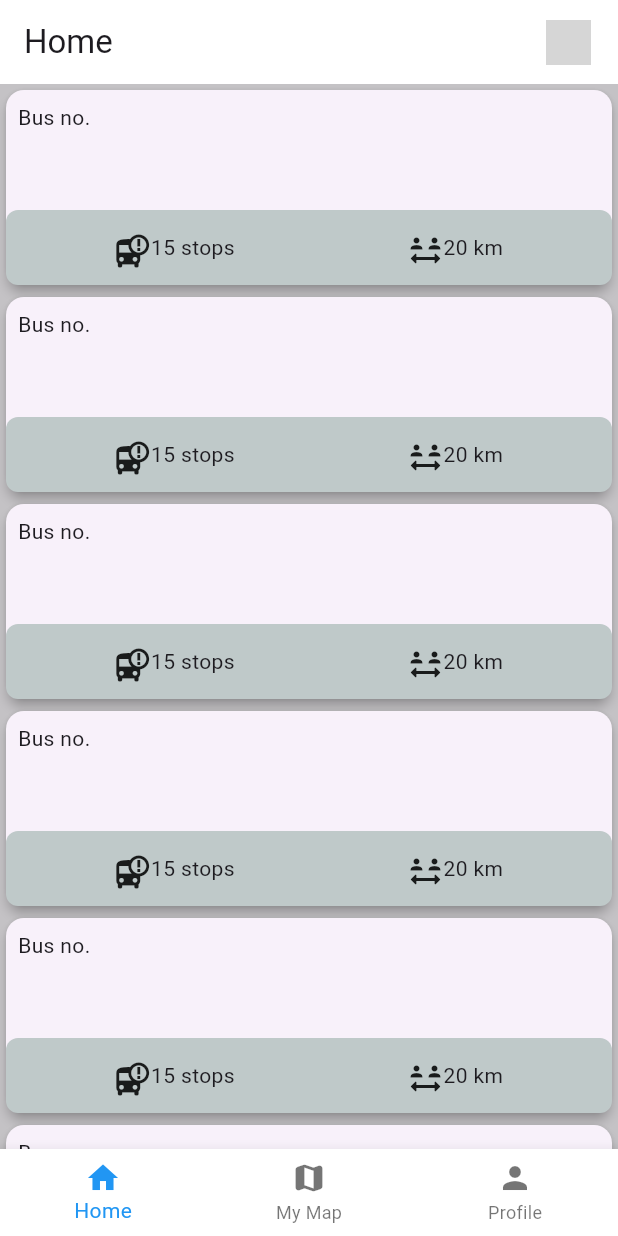
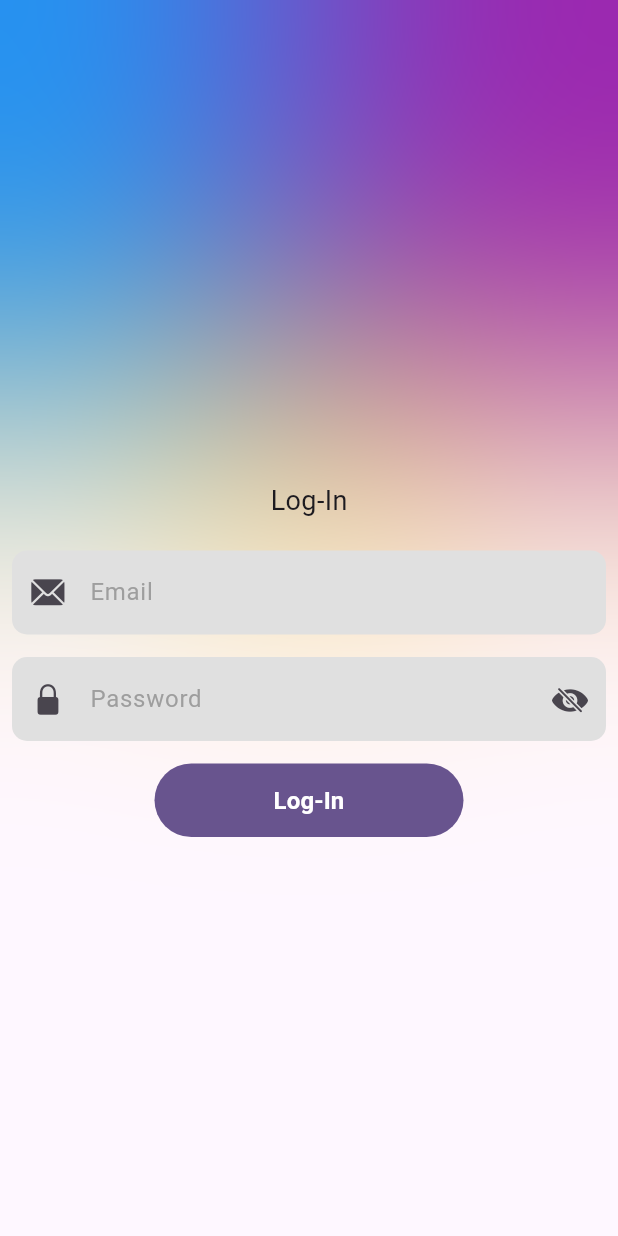
Before and after one commit to sainjuprakash/bus_app, a Flutter app: the screen it shows after launch, on a phone screen of 412 x 824 dp. Run offline on Flutter 3.47's test engine with Material 3 defaults, Android fonts, the phone set to English and light mode, and no system bars; our stand-ins replace bloc, dio, flutter_bloc, google_maps_flutter, location, logger and 1 more; missing offline and left inert: flutter_polyline_points; grey boxes are pictures that could not be loaded.

Commit message:
set up login

```diff
--- a/lib/app_localization/arb/intl_en.arb
+++ b/lib/app_localization/arb/intl_en.arb
@@ -1,4 +1,11 @@
 {
 "@@locale": "en",
-"busApp": "Bus App"
+"busApp": "Bus App",
+"busNo" : "Bus No.",
+"login" : "Log-In",
+"email" : "Email",
+"enterEmail" : "Please enter email",
+"enterValidEmail" : "Please enter valid email",
+"password" : "Password",
+"enterPassword" : "Please enter valid password"
 }
--- /dev/null
+++ b/lib/core/network/endpoints.dart
@@ -0,0 +1,21 @@
+/**
+ * Copyright (c) 2024
+ * Created by Mahesh Yakami on 5/7/24.
+ *
+ * yakami.mahesh@gmail.com
+ */
+// ignore_for_file: constant_identifier_names
+
+class Endpoints {
+  static String loginBaseUrl = 'https://gps.git.com.np/api/v1';
+  static const String login = 'login';
+
+  static const String api_key = '';
+
+  // will save token here for now
+  static String? api_token = '';
+  static const Duration connectTimeout = Duration(seconds: 10);
+  static const Duration receiveTimeout = Duration(seconds: 10);
+
+  static String refreshToken = '';
+}
--- a/lib/core/service/shared_preference_service.dart
+++ b/lib/core/service/shared_preference_service.dart
@@ -2,6 +2,8 @@ import 'package:shared_preferences/shared_preferences.dart';
 
 class PrefsServiceKeys {
   static const String isEnglishSelected = '';
+  static const String accessTokem = 'accessTokem';
+
 }
 
 class PrefsService {
--- a/lib/main.dart
+++ b/lib/main.dart
@@ -1,6 +1,9 @@
-import 'package:bus_app/src/features/map_page/presentation/pages/map_page.dart';
-import 'package:bus_app/nav_page.dart';
+import 'package:bus_app/src/features/login_page/data/repository/login_repository_impl.dart';
+import 'package:bus_app/src/features/login_page/presentation/bloc/login_bloc.dart';
+import 'package:bus_app/src/features/login_page/presentation/page/login_page.dart';
 import 'package:flutter/material.dart';
+import 'package:flutter_bloc/flutter_bloc.dart';
+import 'package:flutter_localizations/flutter_localizations.dart';
 
 import 'app_localization/generated/l10n.dart';
 
@@ -8,24 +11,56 @@ void main() {
   runApp(const MyApp());
 }
 
-class MyApp extends StatelessWidget {
+class MyApp extends StatefulWidget {
   const MyApp({super.key});
 
-  // This widget is the root of your application.
+  @override
+  State<MyApp> createState() => _MyAppState();
+
+  static void setLocale(BuildContext context, Locale newLocale) {
+    _MyAppState? state = context.findRootAncestorStateOfType<_MyAppState>();
+    state?.setLocale(newLocale);
+  }
+}
+
+class _MyAppState extends State<MyApp> {
+  Locale? _locale;
+
+  setLocale(Locale locale) {
+    setState(() {
+      _locale = locale;
+    });
+  }
+
   @override
   Widget build(BuildContext context) {
-    return MaterialApp(
+    return RepositoryProvider(
+      create: (context) => ImplLoginRepository(),
+      child: BlocProvider(
+        create: (context) => LoginBloc(
+          loginRepository: RepositoryProvider.of<ImplLoginRepository>(context),
+        ),
+        child: MaterialApp(
           localizationsDelegates: const [
             AppLocalizations.delegate,
+            GlobalMaterialLocalizations.delegate,
+            GlobalWidgetsLocalizations.delegate,
+            GlobalCupertinoLocalizations.delegate,
           ],
-      supportedLocales: AppLocalizations.delegate.supportedLocales,
+          supportedLocales: const [
+            Locale('ne', ''),
+            Locale('en', ''),
+          ],
+          locale: _locale,
           debugShowCheckedModeBanner: false,
           title: 'Flutter Demo',
           theme: ThemeData(
             colorScheme: ColorScheme.fromSeed(seedColor: Colors.deepPurple),
             useMaterial3: true,
           ),
-      home: const NavPage(),
+          home: const LoginPage(),
+        ),
+      ),
     );
   }
 }
--- /dev/null
+++ b/lib/src/constant/custom_text_from_field.dart
@@ -0,0 +1,62 @@
+import 'package:flutter/cupertino.dart';
+import 'package:flutter/material.dart';
+
+class MyTextField extends StatelessWidget {
+  final TextEditingController controller;
+  final String hintText;
+  final bool obsecureText;
+  final TextInputType keyboardType;
+  final Widget? suffixIcon;
+  final VoidCallback? onTap;
+  final Widget? prefixIcon;
+  final String? Function(String?)? validator;
+  final FocusNode? focusNode;
+  final String? errorMsg;
+  final String? Function(String?)? onChanged;
+  const MyTextField({
+    super.key,
+    required this.controller,
+    required this.hintText,
+    required this.obsecureText,
+    required this.keyboardType,
+    this.suffixIcon,
+    this.onTap,
+    this.prefixIcon,
+    this.validator,
+    this.focusNode,
+    this.errorMsg,
+    this.onChanged,
+  });
+
+  @override
+  Widget build(BuildContext context) {
+    return TextFormField(
+      validator: validator,
+      controller: controller,
+      obscureText: obsecureText,
+      keyboardType: keyboardType,
+      focusNode: focusNode,
+      onTap: onTap,
+      textInputAction: TextInputAction.next,
+      onChanged: onChanged,
+      decoration: InputDecoration(
+        suffixIcon: suffixIcon,
+        prefixIcon: prefixIcon,
+        enabledBorder: OutlineInputBorder(
+          borderRadius: BorderRadius.circular(10),
+          borderSide: const BorderSide(color: Colors.transparent),
+        ),
+        focusedBorder: OutlineInputBorder(
+          borderRadius: BorderRadius.circular(20),
+          borderSide:
+          BorderSide(color: Theme.of(context).colorScheme.secondary),
+        ),
+        fillColor: Colors.grey.shade300,
+        filled: true,
+        hintText: hintText,
+        hintStyle: TextStyle(color: Colors.grey[500]),
+        errorText: errorMsg,
+      ),
+    );
+  }
+}
--- a/lib/src/features/home_page/presentation/page/home_page.dart
+++ b/lib/src/features/home_page/presentation/page/home_page.dart
@@ -1,3 +1,4 @@
+import 'package:bus_app/app_localization/l10n.dart';
 import 'package:flutter/cupertino.dart';
 import 'package:flutter/material.dart';
 
@@ -14,7 +15,7 @@ class _HomePageState extends State<HomePage> {
     return Scaffold(
       backgroundColor: Colors.grey.withOpacity(0.6),
       appBar: AppBar(
-        title: const Text('Home'),
+        title: Text(l10n.busApp),
         backgroundColor: Colors.white,
         actions: [
           Padding(
@@ -41,7 +42,7 @@ class _HomePageState extends State<HomePage> {
             elevation: 3,
             child: Column(
               children: [
-                const SizedBox(
+                SizedBox(
                   height: 80,
                   width: double.maxFinite,
                   child: Column(
@@ -49,9 +50,9 @@ class _HomePageState extends State<HomePage> {
                     children: [
                       Padding(
                         padding: EdgeInsets.all(8.0),
-                        child: Text('Bus no.'),
+                        child: Text(l10n.busNo),
                       ),
-                      Row(
+                      const Row(
                         children: [],
                       )
                     ],
--- /dev/null
+++ b/lib/src/features/login_page/data/repository/login_repository_impl.dart
@@ -0,0 +1,31 @@
+import '../../../../../core/network/dio_client.dart';
+import '../../../../../core/network/endpoints.dart';
+import '../../../../../core/service/shared_preference_service.dart';
+import '../../domain/repository/login_repository.dart';
+
+class ImplLoginRepository extends LoginRepository {
+  final DioClient _dioClient = DioClient();
+  get http => null;
+
+  @override
+  Future<String?> login(String email, String password) async {
+    try {
+      final response = await _dioClient.post(
+        '/login',
+        data: {'email': email, 'password': password},
+      );
+      if (response.statusCode == 200) {
+        final accessToken = response.data['data']['token'];
+        final prefs = await PrefsService.getInstance();
+        await prefs.setString(PrefsServiceKeys.accessTokem, accessToken);
+
+        Endpoints.api_token = accessToken;
+        // Endpoints.refreshToken = refreshToken;
+      } else {
+        throw Exception('Failed to login');
+      }
+    } catch (errMsg) {
+      throw Exception("login fail : $errMsg");
+    }
+  }
+}
--- /dev/null
+++ b/lib/src/features/login_page/domain/repository/login_repository.dart
@@ -0,0 +1,3 @@
+abstract class LoginRepository {
+  Future<String?> login(String email, String password);
+}
--- /dev/null
+++ b/lib/src/features/login_page/presentation/bloc/login_bloc.dart
@@ -0,0 +1,26 @@
+import 'dart:async';
+
+import 'package:bloc/bloc.dart';
+import 'package:meta/meta.dart';
+
+import '../../data/repository/login_repository_impl.dart';
+
+part 'login_event.dart';
+part 'login_state.dart';
+
+class LoginBloc extends Bloc<LoginEvent, LoginState> {
+  final ImplLoginRepository _loginRepository;
+  LoginBloc({required ImplLoginRepository loginRepository})
+      : _loginRepository = loginRepository,
+        super(LoginInitialState()) {
+    on<GetLoginEvent>((event, emit) async {
+      try {
+        emit(LoginInProcessState());
+        await _loginRepository.login(event.email, event.password);
+        emit(LoginSuccessState());
+      } catch (errMsg) {
+        emit(LoginFailureState(errMsg: errMsg.toString()));
+      }
+    });
+  }
+}
--- /dev/null
+++ b/lib/src/features/login_page/presentation/bloc/login_event.dart
@@ -0,0 +1,13 @@
+part of 'login_bloc.dart';
+
+@immutable
+abstract class LoginEvent {
+  @override
+  List<Object?> get props => [];
+}
+
+class GetLoginEvent extends LoginEvent {
+  String email;
+  String password;
+  GetLoginEvent({required this.email, required this.password});
+}
--- /dev/null
+++ b/lib/src/features/login_page/presentation/bloc/login_state.dart
@@ -0,0 +1,19 @@
+part of 'login_bloc.dart';
+
+@immutable
+abstract class LoginState {
+  @override
+  List<Object?> get props => [];
+}
+
+class LoginInitialState extends LoginState {}
+
+class LoginInProcessState extends LoginState {}
+
+class LoginSuccessState extends LoginState {}
+
+class LoginFailureState extends LoginState {
+  String errMsg;
+
+  LoginFailureState({required this.errMsg});
+}
--- /dev/null
+++ b/lib/src/features/login_page/presentation/page/login_page.dart
@@ -0,0 +1,256 @@
+import 'dart:ui';
+import 'package:bus_app/nav_page.dart';
+import 'package:flutter/cupertino.dart';
+import 'package:flutter/material.dart';
+import 'package:flutter_bloc/flutter_bloc.dart';
+
+import '../../../../../app_localization/l10n.dart';
+import '../../../../constant/custom_text_from_field.dart';
+import '../bloc/login_bloc.dart';
+
+class LoginPage extends StatefulWidget {
+  const LoginPage({super.key});
+
+  // String baseUrl, endPoint, villageName, householdUrl;
+  // LoginPage(this.baseUrl, this.endPoint, this.villageName, this.householdUrl,
+  //     {super.key});
+
+  @override
+  State<LoginPage> createState() => _LoginPageState();
+}
+
+class _LoginPageState extends State<LoginPage> {
+  final passwordController = TextEditingController();
+  final emailController = TextEditingController();
+  final _formKey = GlobalKey<FormState>();
+  bool signInRequired = false;
+  IconData iconPassword = CupertinoIcons.eye_slash_fill;
+  bool obscurePassword = true;
+  String? _errorMsg;
+  @override
+  Widget build(BuildContext context) {
+    return BlocListener<LoginBloc, LoginState>(
+      listener: (context, state) {
+        if (state is LoginSuccessState) {
+          setState(() {
+            signInRequired = false;
+          });
+          print('success state');
+          /* Navigator.of(context).replace(
+              oldRoute: ModalRoute.of(context)!,
+              newRoute: MaterialPageRoute(builder: (context) => MyHomePage()));*/
+          Navigator.of(context).pushAndRemoveUntil(
+              MaterialPageRoute(builder: (context) => const NavPage()),
+              (route) => false);
+        }
+        if (state is LoginInProcessState) {
+          setState(() {
+            signInRequired = true;
+          });
+        }
+        if (state is LoginFailureState) {
+          setState(() {
+            signInRequired = false;
+          });
+        }
+      },
+      child: Scaffold(
+        body: SingleChildScrollView(
+          scrollDirection: Axis.vertical,
+          child: SizedBox(
+            height: MediaQuery.of(context).size.height,
+            child: Stack(
+              children: [
+                Align(
+                  alignment: const Alignment(0, -1.2),
+                  child: Container(
+                    height: MediaQuery.of(context).size.width,
+                    width: MediaQuery.of(context).size.width,
+                    decoration: const BoxDecoration(
+                      shape: BoxShape.circle,
+                      color: Colors.amberAccent,
+                    ),
+                  ),
+                ),
+                Align(
+                  alignment: const AlignmentDirectional(-2.7, -1.2),
+                  child: Container(
+                    height: MediaQuery.of(context).size.width / 1.3,
+                    width: MediaQuery.of(context).size.width / 1.3,
+                    decoration: const BoxDecoration(
+                      shape: BoxShape.circle,
+                      color: Colors.blue,
+                    ),
+                  ),
+                ),
+                Align(
+                  alignment: const AlignmentDirectional(2.7, -1.2),
+                  child: Container(
+                    height: MediaQuery.of(context).size.width / 1.3,
+                    width: MediaQuery.of(context).size.width / 1.3,
+                    decoration: const BoxDecoration(
+                        shape: BoxShape.circle,
+                        // color: Theme.of(context).colorScheme.primary
+                        color: Colors.purple),
+                  ),
+                ),
+                BackdropFilter(
+                  filter: ImageFilter.blur(sigmaX: 100, sigmaY: 100),
+                  child: Container(),
+                ),
+                const SizedBox(
+                  height: 200,
+                ),
+                Align(
+                  alignment: Alignment.bottomCenter,
+                  child: SizedBox(
+                    height: MediaQuery.of(context).size.height / 1.6,
+                    child: Column(
+                      children: [
+                        Padding(
+                          padding: const EdgeInsets.all(12.0),
+                          child: Text(
+                            l10n.login,
+                            style: const TextStyle(
+                              fontSize: 18,
+                            ),
+                          ),
+                        ),
+                        Padding(
+                          padding: const EdgeInsets.all(8.0),
+                          child: Form(
+                              key: _formKey,
+                              child: Column(
+                                children: [
+                                  MyTextField(
+                                    controller: emailController,
+                                    hintText: l10n.email,
+                                    obsecureText: false,
+                                    keyboardType: TextInputType.emailAddress,
+                                    prefixIcon:
+                                        const Icon(CupertinoIcons.mail_solid),
+                                    errorMsg: _errorMsg,
+                                    validator: (val) {
+                                      if (val!.isEmpty) {
+                                        return l10n.enterEmail;
+                                      } else if (!RegExp(
+                                              r'^[\w-\.]+@([\w-]+.)+[\w-]{2,4}$')
+                                          .hasMatch(val)) {
+                                        return l10n.enterValidEmail;
+                                      }
+                                      return null;
+                                    },
+                                  ),
+                                  const SizedBox(
+                                    height: 15,
+                                  ),
+                                  MyTextField(
+                                    controller: passwordController,
+                                    hintText: l10n.password,
+                                    obsecureText: obscurePassword,
+                                    keyboardType: TextInputType.visiblePassword,
+                                    prefixIcon: const Icon(
+                                      CupertinoIcons.lock_fill,
+                                    ),
+                                    suffixIcon: IconButton(
+                                      onPressed: () {
+                                        setState(() {
+                                          obscurePassword = !obscurePassword;
+                                          if (obscurePassword) {
+                                            iconPassword =
+                                                CupertinoIcons.eye_slash_fill;
+                                          } else {
+                                            iconPassword =
+                                                CupertinoIcons.eye_fill;
+                                          }
+                                        });
+                                      },
+                                      icon: Icon(iconPassword),
+                                    ),
+                                    // validator: (val) {
+                                    //   if (val!.isEmpty) {
+                                    //     return l10n.enterpassword;
+                                    //   } else if (!RegExp(
+                                    //           r'^(?=.*?[A-Z])(?=.*?[a-z])(?=.*?[0-9])(?=.*?[!@#\$&*~`)\%\-(_+=;:,.<>/?"[{\]}\|^]).{8,}$')
+                                    //       .hasMatch(val)) {
+                                    //     return l10n.entervalidpassword;
+                                    //   }
+                                    //   return null;
+                                    // },
+                                  ),
+                                  const SizedBox(
+                                    height: 15,
+                                  ),
+                                  !signInRequired
+                                      ? SizedBox(
+                                          width: MediaQuery.of(context)
+                                                  .size
+                                                  .width *
+                                              0.5,
+                                          child: BlocBuilder<LoginBloc,
+                                              LoginState>(
+                                            builder: (context, state) {
+                                              return TextButton(
+                                                  onPressed: () {
+                                                    if (_formKey.currentState!
+                                                        .validate()) {
+                                                      context
+                                                          .read<LoginBloc>()
+                                                          .add(GetLoginEvent(
+                                                              email:
+                                                                  emailController
+                                                                      .text,
+                                                              password:
+                                                                  passwordController
+                                                                      .text));
+                                                    }
+                                                  },
+                                                  style: TextButton.styleFrom(
+                                                      elevation: 3.0,
+                                                      backgroundColor:
+                                                          Theme.of(context)
+                                                              .colorScheme
+                                                              .primary,
+                                                      foregroundColor:
+                                                          Colors.white,
+                                                      shape:
+                                                          RoundedRectangleBorder(
+                                                              borderRadius:
+                                                                  BorderRadius
+                                                                      .circular(
+                                                                          60))),
+                                                  child: Padding(
+                                                    padding: const EdgeInsets
+                                                        .symmetric(
+                                                        horizontal: 25,
+                                                        vertical: 5),
+                                                    child: Text(
+                                                      l10n.login,
+                                                      textAlign:
+                                                          TextAlign.center,
+                                                      style: const TextStyle(
+                                                          color: Colors.white,
+                                                          fontSize: 16,
+                                                          fontWeight:
+                                                              FontWeight.w600),
+                                                    ),
+                                                  ));
+                                            },
+                                          ),
+                                        )
+                                      : const CircularProgressIndicator(),
+                                ],
+                              )),
+                        ),
+                      ],
+                    ),
+                  ),
+                )
+              ],
+            ),
+          ),
+        ),
+      ),
+    );
+  }
+}
--- a/lib/src/features/user_interface/presentation/widgets/language_dialogue_box.dart
+++ b/lib/src/features/user_interface/presentation/widgets/language_dialogue_box.dart
@@ -1,3 +1,4 @@
+import 'package:bus_app/main.dart';
 import 'package:flutter/material.dart';
 
 Future<String?> showLanguageSelectionDialog(
@@ -21,6 +22,7 @@ Future<String?> showLanguageSelectionDialog(
                         ? const Icon(Icons.check, color: Colors.green)
                         : null,
                     onTap: () {
+                      MyApp.setLocale(context, const Locale('en'));
                       setState(() {
                         selectedLanguage =
                             'English'; // Update selected language
@@ -33,6 +35,7 @@ Future<String?> showLanguageSelectionDialog(
                         ? const Icon(Icons.check, color: Colors.green)
                         : null,
                     onTap: () {
+                      MyApp.setLocale(context, const Locale('ne'));
                       setState(() {
                         selectedLanguage = 'Nepali'; // Update selected language
                       });
```
Also changed, not shown: lib/app_localization/arb/intl_ne.arb (+9 -1 lines), lib/core/network/dio_client.dart (added, +148 -0 lines), lib/core/network/interceptors.dart (added, +63 -0 lines), pubspec.yaml (+7 -1 lines), lib/app_localization/generated/intl/messages_en.dart, lib/app_localization/generated/intl/messages_ne.dart, lib/app_localization/generated/l10n.dart, pubspec.lock, 5 other files. Lines whose indentation alone changed are shown as unchanged.
